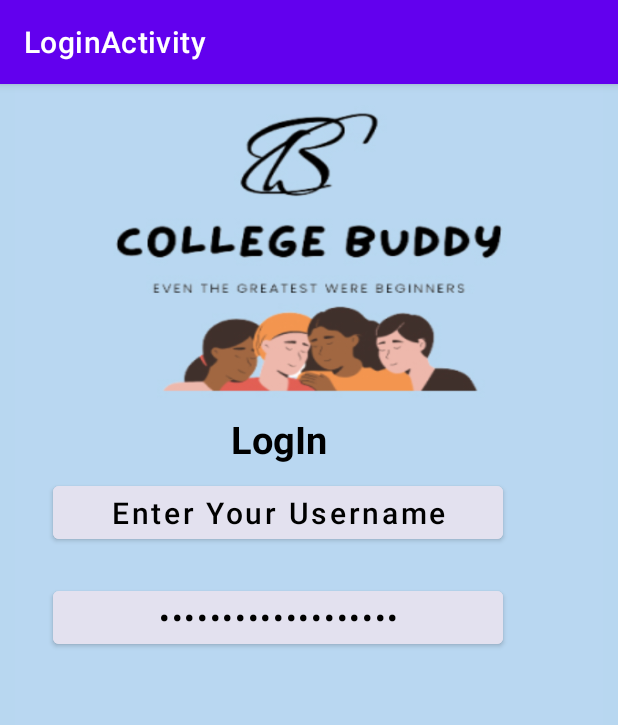
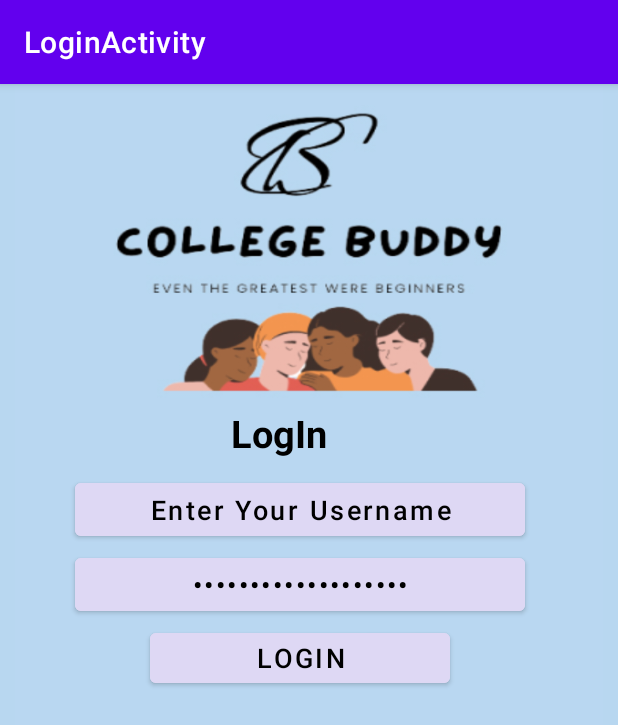
Before and after one commit to NamanJain62/College-Buddy, an Android app: the screen it shows after launch (login_activity), on a phone screen of 412 x 824 dp. Shown: the top 725 px of the screen. Run offline under Robolectric (Android 15) with nearby library versions, the phone set to English and light mode, and no system bars.

Commit message:
log in page work

```diff
--- a/app/src/main/res/layout/login_activity.xml
+++ b/app/src/main/res/layout/login_activity.xml
@@ -21,7 +21,7 @@
         android:layout_alignParentLeft="true"
         android:layout_alignParentTop="true"
         android:layout_marginLeft="154dp"
-        android:layout_marginTop="219dp"
+        android:layout_marginTop="215dp"
         android:gravity="top"
         android:text="LogIn"
         android:textSize="25sp"
@@ -36,13 +36,13 @@
         android:layout_height="47dp"
         android:layout_alignParentLeft="true"
         android:layout_alignParentTop="true"
-        android:layout_marginLeft="35dp"
-        android:layout_marginTop="262dp"
-        android:backgroundTint="#E3E1EF"
+        android:layout_marginLeft="50dp"
+        android:layout_marginTop="260dp"
+        android:backgroundTint="#DED8F4"
         android:inputType="textEmailAddress"
         android:text="Enter Your Username"
         android:textColor="@color/black"
-        android:textSize="20sp"
+        android:textSize="18sp"
         android:textStyle="normal">
 
     </Button>
@@ -53,13 +53,29 @@
         android:layout_height="47dp"
         android:layout_alignParentLeft="true"
         android:layout_alignParentTop="true"
-        android:layout_marginLeft="35dp"
-        android:layout_marginTop="332dp"
-        android:backgroundTint="#E3E1EF"
+        android:layout_marginLeft="50dp"
+        android:layout_marginTop="310dp"
+        android:backgroundTint="#DED8F4"
         android:inputType="textPassword"
         android:text="Enter Your Password"
         android:textColor="@color/black"
-        android:textSize="20sp"
+        android:textSize="18sp"
+        android:textStyle="normal">
+
+    </Button>
+
+    <Button
+        android:id="@+id/btnlogin"
+        android:layout_width="200dp"
+        android:layout_height="45dp"
+        android:layout_alignParentLeft="true"
+        android:layout_alignParentTop="true"
+        android:layout_marginLeft="100dp"
+        android:layout_marginTop="360dp"
+        android:backgroundTint="#DED8F4"
+        android:text="LogIN"
+        android:textColor="@color/black"
+        android:textSize="18sp"
         android:textStyle="normal">
 
     </Button>
```
